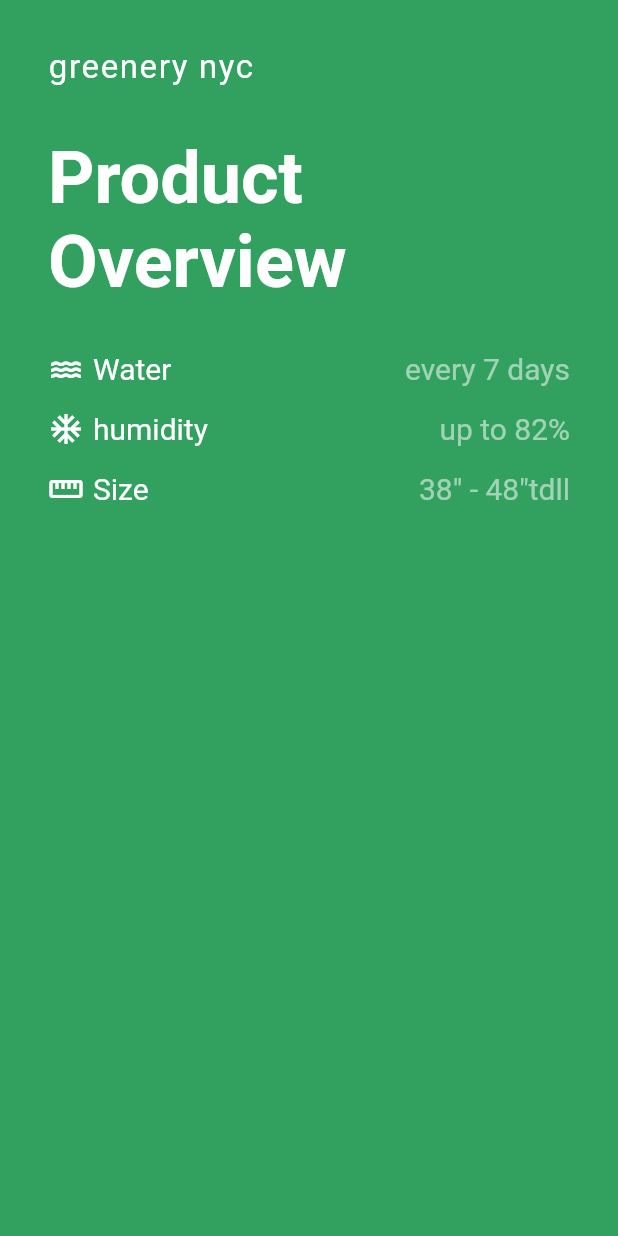
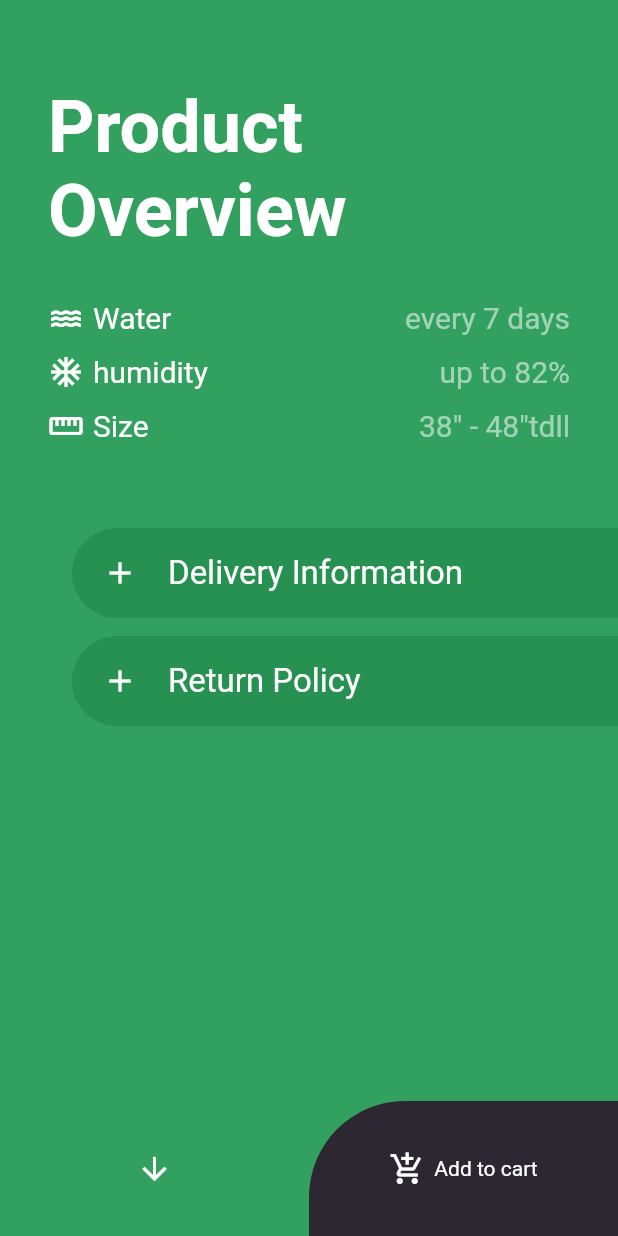
Before and after one commit to antunesluiz/greenery, a Flutter app: the screen it shows after launch, after a tap on the "shopping cart" icon, on a phone screen of 412 x 824 dp. Run offline on Flutter 3.47's test engine with Material 2 defaults, Android fonts, the phone set to English and light mode, and no system bars; network calls fail.

Commit message:
ProductOverviewScreen

```diff
--- a/lib/Containers/DetailsPageScreen/DetailsPageScreen.dart
+++ /dev/null
@@ -1,86 +0,0 @@
-import 'package:flutter/material.dart';
-import 'package:greenery/Themes/Colors.dart';
-
-class DetailsPageScreen extends StatelessWidget {
-  @override
-  Widget build(BuildContext context) {
-    return Scaffold(
-      backgroundColor: greenColor,
-      body: Column(
-        children: [
-          Container(
-            padding: EdgeInsets.all(32.0),
-            child: Column(
-              crossAxisAlignment: CrossAxisAlignment.start,
-              children: [
-                Text(
-                  'greenery nyc',
-                  style: TextStyle(
-                    color: Colors.white,
-                    letterSpacing: 1.1,
-                    fontSize: 22.0,
-                  ),
-                ),
-                SizedBox(
-                  height: 32,
-                ),
-                Container(
-                  width: 200.0,
-                  child: Text(
-                    'Product Overview',
-                    style: TextStyle(
-                      color: Colors.white,
-                      fontWeight: FontWeight.bold,
-                      fontSize: 48.0,
-                    ),
-                  ),
-                ),
-                SizedBox(
-                  height: 32.0,
-                ),
-                itemRow(Icons.water, 'Water', 'every 7 days'),
-                SizedBox(height: 16.0),
-                itemRow(Icons.ac_unit, 'humidity', 'up to 82%'),
-                SizedBox(height: 16.0),
-                itemRow(Icons.straighten, 'Size', '38" - 48"tdll'),
-              ],
-            ),
-          )
-        ],
-      ),
-    );
-  }
-
-  itemRow(icon, name, description) {
-    return Row(
-      mainAxisAlignment: MainAxisAlignment.spaceBetween,
-      children: [
-        Row(
-          children: [
-            Icon(
-              icon,
-              color: Colors.white,
-            ),
-            SizedBox(
-              width: 6.0,
-            ),
-            Text(
-              name,
-              style: TextStyle(
-                color: Colors.white,
-                fontSize: 20.0,
-              ),
-            ),
-          ],
-        ),
-        Text(
-          description,
-          style: TextStyle(
-            color: Colors.white54,
-            fontSize: 20.0,
-          ),
-        ),
-      ],
-    );
-  }
-}
--- a/lib/Containers/HomePageScreen/MyHomePageScreen.dart
+++ /dev/null
@@ -1,224 +0,0 @@
-import 'package:flutter/material.dart';
-import 'package:greenery/Containers/DetailsPageScreen/DetailsPageScreen.dart';
-import 'package:greenery/Containers/HomePageScreen/images.dart';
-import 'package:greenery/Themes/Colors.dart';
-
-class MyHomePageScreen extends StatelessWidget {
-  @override
-  Widget build(BuildContext context) {
-    return Scaffold(
-      backgroundColor: greenColor,
-      body: Column(
-        crossAxisAlignment: CrossAxisAlignment.start,
-        children: <Widget>[
-          Expanded(
-            flex: 3,
-            child: Container(
-              width: double.infinity,
-              decoration: BoxDecoration(
-                color: Colors.white,
-                borderRadius: BorderRadius.only(
-                  bottomLeft: Radius.circular(108.0),
-                ),
-              ),
-              child: Padding(
-                padding: const EdgeInsets.only(left: 32),
-                child: Column(
-                  crossAxisAlignment: CrossAxisAlignment.start,
-                  children: [
-                    SizedBox(height: 32.0),
-                    Icon(Icons.arrow_back),
-                    SizedBox(height: 12.0),
-                    Container(
-                      width: 300.0,
-                      child: Text(
-                        'Fiddle Leaf Fig Topiary',
-                        style: TextStyle(
-                          fontWeight: FontWeight.bold,
-                          fontSize: 32.0,
-                        ),
-                      ),
-                    ),
-                    SizedBox(height: 16.0),
-                    Text(
-                      '10" Nursery Pot',
-                      style: TextStyle(color: Colors.black45),
-                    ),
-                    SizedBox(height: 8.0),
-                    Row(
-                      crossAxisAlignment: CrossAxisAlignment.end,
-                      children: [
-                        Padding(
-                          padding: const EdgeInsets.only(bottom: 10),
-                          child: Text(
-                            '\$',
-                            style: TextStyle(
-                              color: greenColor,
-                              fontSize: 24.0,
-                              fontWeight: FontWeight.bold,
-                            ),
-                          ),
-                        ),
-                        SizedBox(width: 4.0),
-                        Text(
-                          '85',
-                          style: TextStyle(
-                            color: greenColor,
-                            fontWeight: FontWeight.bold,
-                            fontSize: 52,
-                          ),
-                        ),
-                      ],
-                    ),
-                    Spacer(),
-                    Row(
-                      crossAxisAlignment: CrossAxisAlignment.end,
-                      children: [
-                        FloatingActionButton(
-                          onPressed: () {
-                            Navigator.push(
-                              context,
-                              MaterialPageRoute(
-                                builder: (context) => DetailsPageScreen(),
-                              ),
-                            );
-                          },
-                          backgroundColor: greenColor,
-                          child: Icon(Icons.shopping_cart),
-                        ),
-                        Spacer(),
-                        Container(
-                          width: 100.0,
-                          child: Image.network(
-                            productImage,
-                            fit: BoxFit.cover,
-                          ),
-                        ),
-                        SizedBox(
-                          width: 32,
-                        ),
-                      ],
-                    ),
-                    SizedBox(
-                      height: 32,
-                    )
-                  ],
-                ),
-              ),
-            ),
-          ),
-          Expanded(
-            flex: 1,
-            child: Padding(
-              padding: const EdgeInsets.only(left: 32, right: 32),
-              child: Column(
-                crossAxisAlignment: CrossAxisAlignment.start,
-                children: [
-                  SizedBox(height: 16),
-                  Text(
-                    'Planting',
-                    style: TextStyle(
-                      color: Colors.white,
-                    ),
-                  ),
-                  Spacer(),
-                  Row(
-                    mainAxisAlignment: MainAxisAlignment.spaceBetween,
-                    children: [
-                      Container(
-                        height: 100.0,
-                        width: MediaQuery.of(context).size.width / 2 - 50,
-                        decoration: BoxDecoration(
-                          color: darkGreenColor,
-                          borderRadius: BorderRadius.only(
-                            topLeft: Radius.circular(32.0),
-                            topRight: Radius.circular(32.0),
-                          ),
-                        ),
-                        child: Column(
-                          mainAxisAlignment: MainAxisAlignment.center,
-                          crossAxisAlignment: CrossAxisAlignment.center,
-                          children: [
-                            Row(
-                              mainAxisAlignment: MainAxisAlignment.center,
-                              children: [
-                                Text(
-                                  '250',
-                                  style: TextStyle(
-                                    color: Colors.white,
-                                    fontWeight: FontWeight.bold,
-                                    fontSize: 52.0,
-                                  ),
-                                ),
-                                SizedBox(width: 8.0),
-                                Text(
-                                  'ml',
-                                  style: TextStyle(
-                                    color: Colors.white54,
-                                  ),
-                                ),
-                              ],
-                            ),
-                            Text(
-                              'water',
-                              style: TextStyle(
-                                color: Colors.white54,
-                              ),
-                            ),
-                          ],
-                        ),
-                      ),
-                      Container(
-                        height: 100.0,
-                        width: MediaQuery.of(context).size.width / 2 - 50,
-                        decoration: BoxDecoration(
-                          color: darkGreenColor,
-                          borderRadius: BorderRadius.only(
-                            topLeft: Radius.circular(32.0),
-                            topRight: Radius.circular(32.0),
-                          ),
-                        ),
-                        child: Column(
-                          mainAxisAlignment: MainAxisAlignment.center,
-                          crossAxisAlignment: CrossAxisAlignment.center,
-                          children: [
-                            Row(
-                              mainAxisAlignment: MainAxisAlignment.center,
-                              children: [
-                                Text(
-                                  '18',
-                                  style: TextStyle(
-                                    color: Colors.white,
-                                    fontWeight: FontWeight.bold,
-                                    fontSize: 52.0,
-                                  ),
-                                ),
-                                SizedBox(width: 8.0),
-                                Text(
-                                  'º',
-                                  style: TextStyle(
-                                    color: Colors.white54,
-                                  ),
-                                ),
-                              ],
-                            ),
-                            Text(
-                              'sunshine',
-                              style: TextStyle(
-                                color: Colors.white54,
-                              ),
-                            ),
-                          ],
-                        ),
-                      ),
-                    ],
-                  ),
-                ],
-              ),
-            ),
-          ),
-        ],
-      ),
-    );
-  }
-}
--- /dev/null
+++ b/lib/Containers/ProductPageScreen/ProductOverviewPageScreen.dart
@@ -0,0 +1,187 @@
+import 'package:flutter/material.dart';
+import 'package:greenery/Themes/Colors.dart';
+
+class ProductOverviewPageScreen extends StatelessWidget {
+  @override
+  Widget build(BuildContext context) {
+    return Scaffold(
+      backgroundColor: greenColor,
+      body: Column(
+        children: [
+          Container(
+            padding: EdgeInsets.all(32.0),
+            child: Column(
+              crossAxisAlignment: CrossAxisAlignment.start,
+              children: [
+                SizedBox(
+                  height: 24,
+                ),
+                Container(
+                  width: 200.0,
+                  child: Text(
+                    'Product Overview',
+                    style: TextStyle(
+                      color: Colors.white,
+                      fontWeight: FontWeight.bold,
+                      fontSize: 48.0,
+                    ),
+                  ),
+                ),
+                SizedBox(height: 32.0),
+                itemRow(Icons.water, 'Water', 'every 7 days'),
+                SizedBox(height: 12.0),
+                itemRow(Icons.ac_unit, 'humidity', 'up to 82%'),
+                SizedBox(height: 12.0),
+                itemRow(Icons.straighten, 'Size', '38" - 48"tdll'),
+              ],
+            ),
+          ),
+          SizedBox(height: 24.0),
+          Padding(
+            padding: const EdgeInsets.only(left: 48.0),
+            child: Container(
+              height: 60.0,
+              decoration: BoxDecoration(
+                color: darkGreenColor,
+                borderRadius: BorderRadius.only(
+                  topLeft: Radius.circular(32.0),
+                  bottomLeft: Radius.circular(32.0),
+                ),
+              ),
+              child: Row(
+                children: [
+                  SizedBox(width: 20.0),
+                  Icon(
+                    Icons.add,
+                    color: Colors.white,
+                    size: 24.0,
+                  ),
+                  SizedBox(width: 20.0),
+                  Text(
+                    'Delivery Information',
+                    style: TextStyle(
+                      color: Colors.white,
+                      fontSize: 22.0,
+                    ),
+                  )
+                ],
+              ),
+            ),
+          ),
+          SizedBox(height: 12.0),
+          Padding(
+            padding: const EdgeInsets.only(left: 48.0),
+            child: Container(
+              height: 60.0,
+              decoration: BoxDecoration(
+                color: darkGreenColor,
+                borderRadius: BorderRadius.only(
+                  topLeft: Radius.circular(32.0),
+                  bottomLeft: Radius.circular(32.0),
+                ),
+              ),
+              child: Row(
+                children: [
+                  SizedBox(width: 20.0),
+                  Icon(
+                    Icons.add,
+                    color: Colors.white,
+                    size: 24.0,
+                  ),
+                  SizedBox(width: 20.0),
+                  Text(
+                    'Return Policy',
+                    style: TextStyle(
+                      color: Colors.white,
+                      fontSize: 22.0,
+                    ),
+                  )
+                ],
+              ),
+            ),
+          ),
+          Spacer(),
+          Container(
+            height: 90.0,
+            child: Row(
+              children: [
+                Expanded(
+                  child: IconButton(
+                    onPressed: () {
+                      Navigator.pop(context);
+                    },
+                    icon: Icon(
+                      Icons.arrow_downward,
+                      color: Colors.white,
+                    ),
+                  ),
+                ),
+                Container(
+                  width: MediaQuery.of(context).size.width / 2,
+                  height: 90.0,
+                  decoration: BoxDecoration(
+                    color: blackColor,
+                    borderRadius: BorderRadius.only(
+                      topLeft: Radius.circular(64.0),
+                    ),
+                  ),
+                  child: Row(
+                    mainAxisAlignment: MainAxisAlignment.center,
+                    children: [
+                      Icon(
+                        Icons.add_shopping_cart,
+                        color: Colors.white,
+                      ),
+                      SizedBox(
+                        width: 6.0,
+                      ),
+                      Text(
+                        'Add to cart',
+                        style: TextStyle(
+                          color: Colors.white,
+                        ),
+                      )
+                    ],
+                  ),
+                )
+              ],
+            ),
+          )
+        ],
+      ),
+    );
+  }
+
+  itemRow(icon, name, description) {
+    return Row(
+      mainAxisAlignment: MainAxisAlignment.spaceBetween,
+      children: [
+        Row(
+          children: [
+            Icon(
+              icon,
+              color: Colors.white,
+            ),
+            SizedBox(
+              width: 6.0,
+            ),
+            Text(
+              name,
+              style: TextStyle(
+                color: Colors.white,
+                fontSize: 20.0,
+              ),
+            ),
+          ],
+        ),
+        Text(
+          description,
+          style: TextStyle(
+            color: Colors.white54,
+            fontSize: 20.0,
+          ),
+        ),
+      ],
+    );
+  }
+}
--- /dev/null
+++ b/lib/Containers/ProductPageScreen/ProductPageScreen.dart
@@ -0,0 +1,193 @@
+import 'package:flutter/material.dart';
+import 'package:greenery/Containers/ProductPageScreen/ProductOverviewPageScreen.dart';
+import 'package:greenery/Themes/Colors.dart';
+import 'package:greenery/Themes/Images.dart';
+
+class ProductPageScreen extends StatelessWidget {
+  @override
+  Widget build(BuildContext context) {
+    return Scaffold(
+      backgroundColor: greenColor,
+      body: Column(
+        crossAxisAlignment: CrossAxisAlignment.start,
+        children: <Widget>[
+          Expanded(
+            flex: 4,
+            child: Container(
+              width: double.infinity,
+              decoration: BoxDecoration(
+                color: Colors.white,
+                borderRadius: BorderRadius.only(
+                  bottomLeft: Radius.circular(80.0),
+                ),
+              ),
+              child: Padding(
+                padding: const EdgeInsets.only(left: 32),
+                child: Column(
+                  crossAxisAlignment: CrossAxisAlignment.start,
+                  children: [
+                    SizedBox(height: 32.0),
+                    Icon(Icons.arrow_back),
+                    SizedBox(height: 12.0),
+                    Container(
+                      width: 300.0,
+                      child: Text(
+                        'Fiddle Leaf Fig Topiary',
+                        style: TextStyle(
+                          fontWeight: FontWeight.bold,
+                          fontSize: 32.0,
+                        ),
+                      ),
+                    ),
+                    SizedBox(height: 16.0),
+                    Text(
+                      '10" Nursery Pot',
+                      style: TextStyle(color: Colors.black45),
+                    ),
+                    SizedBox(height: 8.0),
+                    Row(
+                      crossAxisAlignment: CrossAxisAlignment.end,
+                      children: [
+                        Padding(
+                          padding: const EdgeInsets.only(bottom: 10),
+                          child: Text(
+                            '\$',
+                            style: TextStyle(
+                              color: greenColor,
+                              fontSize: 24.0,
+                              fontWeight: FontWeight.bold,
+                            ),
+                          ),
+                        ),
+                        SizedBox(width: 4.0),
+                        Text(
+                          '85',
+                          style: TextStyle(
+                            color: greenColor,
+                            fontWeight: FontWeight.bold,
+                            fontSize: 52,
+                          ),
+                        ),
+                      ],
+                    ),
+                    Expanded(
+                      child: Container(
+                        child: Row(
+                          crossAxisAlignment: CrossAxisAlignment.end,
+                          mainAxisAlignment: MainAxisAlignment.start,
+                          children: [
+                            FloatingActionButton(
+                              onPressed: () {
+                                Navigator.push(
+                                  context,
+                                  MaterialPageRoute(
+                                    builder: (context) =>
+                                        ProductOverviewPageScreen(),
+                                  ),
+                                );
+                              },
+                              backgroundColor: greenColor,
+                              child: Icon(Icons.shopping_cart),
+                            ),
+                            Spacer(),
+                            Container(
+                              child: Image.network(
+                                productImage,
+                              ),
+                            ),
+                            SizedBox(
+                              width: 56,
+                            )
+                          ],
+                        ),
+                      ),
+                    ),
+                    SizedBox(
+                      height: 32,
+                    )
+                  ],
+                ),
+              ),
+            ),
+          ),
+          Expanded(
+            flex: 1,
+            child: Padding(
+              padding: const EdgeInsets.only(left: 32, right: 32),
+              child: Column(
+                crossAxisAlignment: CrossAxisAlignment.start,
+                mainAxisAlignment: MainAxisAlignment.spaceBetween,
+                children: [
+                  SizedBox(height: 4),
+                  Text(
+                    'Planting',
+                    style: TextStyle(
+                      color: Colors.white,
+                    ),
+                  ),
+                  Row(
+                    mainAxisAlignment: MainAxisAlignment.spaceBetween,
+                    children: [
+                      itemRow(context, '250', 'water', 'ml'),
+                      itemRow(context, '80', 'sunshine', 'ºc'),
+                    ],
+                  ),
+                ],
+              ),
+            ),
+          ),
+        ],
+      ),
+    );
+  }
+
+  itemRow(context, title, description, unity) {
+    return Container(
+      height: 90.0,
+      width: MediaQuery.of(context).size.width / 2 - 50,
+      decoration: BoxDecoration(
+        color: darkGreenColor,
+        borderRadius: BorderRadius.only(
+          topLeft: Radius.circular(32.0),
+          topRight: Radius.circular(32.0),
+        ),
+      ),
+      child: Column(
+        mainAxisAlignment: MainAxisAlignment.center,
+        crossAxisAlignment: CrossAxisAlignment.center,
+        children: [
+          Row(
+            mainAxisAlignment: MainAxisAlignment.center,
+            crossAxisAlignment: CrossAxisAlignment.end,
+            children: [
+              Text(
+                title,
+                style: TextStyle(
+                  color: Colors.white,
+                  fontWeight: FontWeight.bold,
+                  fontSize: 52.0,
+                ),
+              ),
+              SizedBox(width: 8.0),
+              Padding(
+                padding: const EdgeInsets.only(bottom: 10),
+                child: Text(
+                  unity,
+                  style: TextStyle(
+                    color: Colors.white54,
+                  ),
+                ),
+              ),
+            ],
+          ),
+          Text(
+            description,
+            style: TextStyle(
+              color: Colors.white54,
+            ),
+          ),
+        ],
+      ),
+    );
+  }
+}
--- a/lib/Themes/Colors.dart
+++ b/lib/Themes/Colors.dart
@@ -2,3 +2,4 @@
 
 const greenColor = Color(0xff32a05f);
 const darkGreenColor = Color(0xff279152);
+const blackColor = Color(0xff2c2731);
--- a/lib/main.dart
+++ b/lib/main.dart
@@ -1,5 +1,5 @@
 import 'package:flutter/material.dart';
-import 'package:greenery/Containers/HomePageScreen/MyHomePageScreen.dart';
+import 'package:greenery/Containers/ProductPageScreen/ProductPageScreen.dart';
 
 void main() {
   runApp(MyApp());
@@ -13,7 +13,7 @@
       theme: ThemeData(
         primarySwatch: Colors.blue,
       ),
-      home: MyHomePageScreen(),
+      home: ProductPageScreen(),
       debugShowCheckedModeBanner: false,
     );
   }
```
Also changed, not shown: lib/Themes/Images.dart (renamed from lib/Containers/HomePageScreen/Images.dart).
